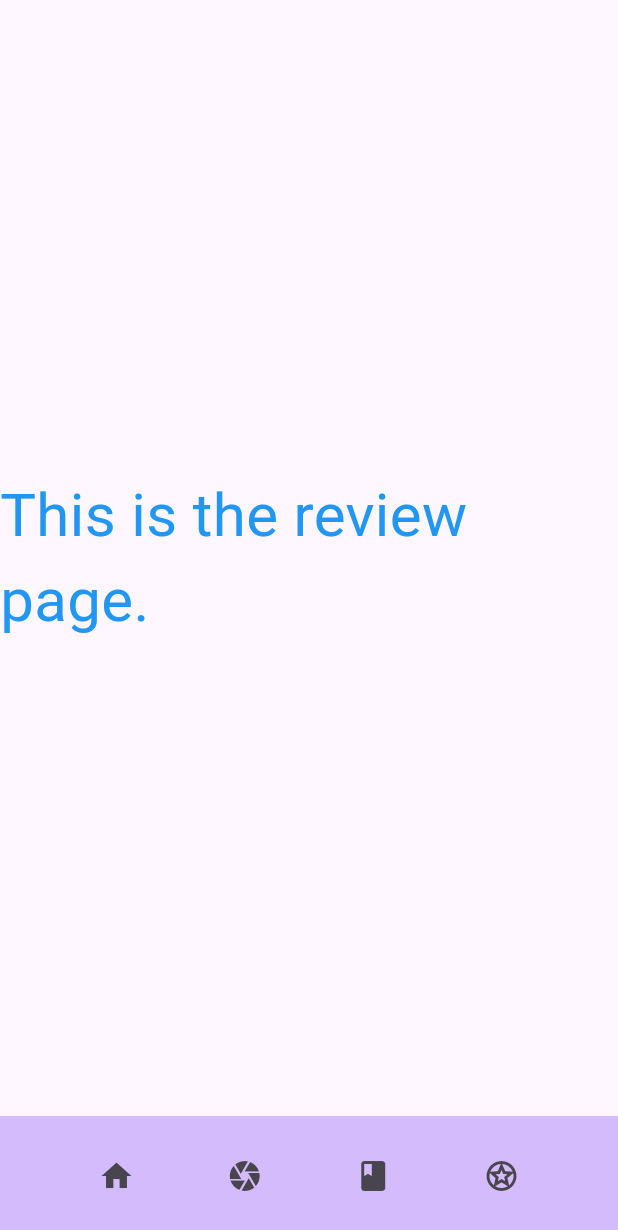
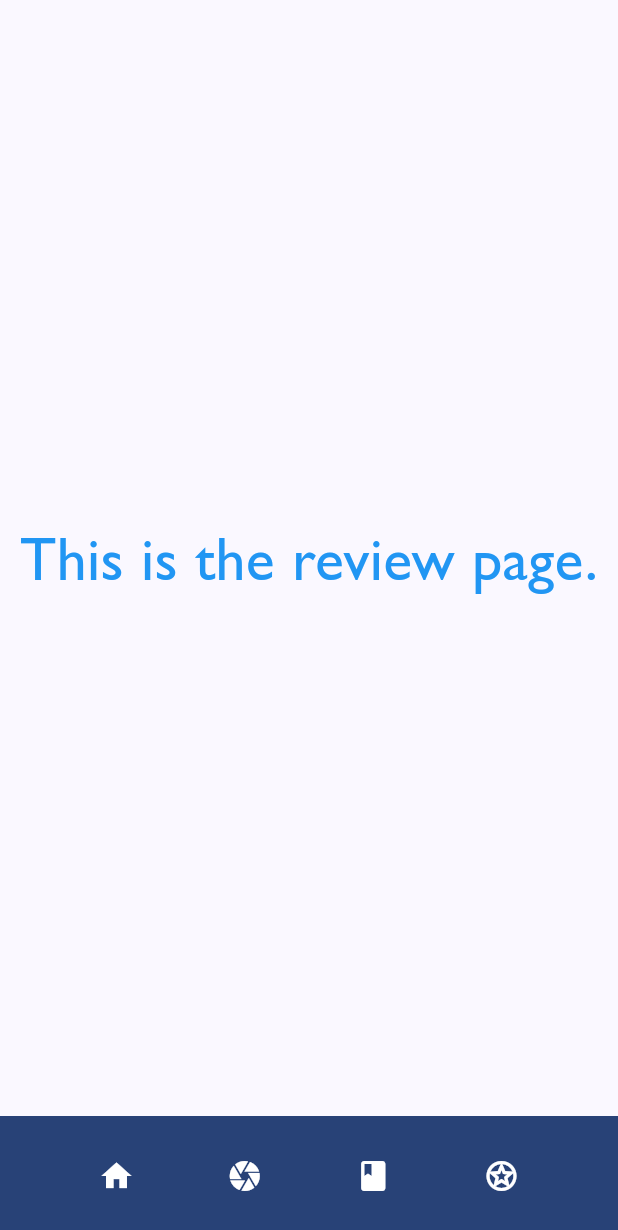
Before and after one commit to maartenwilloque/APFront, a Flutter app: the screen it shows after launch, after a tap on the "stars" icon, on a phone screen of 412 x 824 dp. Shown: the top 1230 px of the screen. Run offline on Flutter 3.47's test engine with Material 2 defaults, Android fonts, the phone set to English and light mode, and no system bars; our stand-ins replace camera; network calls fail.

Commit message:
styles done for now

```diff
--- a/ap_front/lib/app.dart
+++ b/ap_front/lib/app.dart
@@ -10,14 +10,20 @@ class MyApp extends StatelessWidget {
   // This widget is the root of your application.
   @override
   Widget build(BuildContext context) {
+    Color mainColor = const Color(0xFF284277);
+    Color backgroundColor = const Color(0xFFF1FAFE);
+
     return MaterialApp(
       debugShowCheckedModeBanner: false,
       title: 'AlbumOpedia',
       theme: ThemeData(
         colorScheme: ColorScheme.fromSeed(
-            seedColor: const Color.fromARGB(255, 21, 6, 46),
+          primary: mainColor,
+          seedColor: mainColor,
+          background: backgroundColor,
         ),
         useMaterial3: true,
+        textTheme: _getTextTheme(mainColor, backgroundColor),
       ),
       home: const MyHomePage(title: 'Flutter Album-Opedia'),
       routes: {
@@ -28,6 +34,59 @@ class MyApp extends StatelessWidget {
             ),
         '/home': (context) =>
             const MyHomePage(title: 'Flutter Album-Opedia Home '),
-        });
+      },
+    );
+  }
+
+  TextTheme _getTextTheme(Color mainColor, Color backGroundColor) {
+    TextTheme customTextTheme = TextTheme(
+      displayLarge: const TextStyle(
+        fontSize: 23,
+        fontFamily: "Gill Sans MT Bold",
+        color: Colors.white,
+      ),
+      displayMedium: const TextStyle(
+        fontSize: 21,
+        fontFamily: "Gill Sans MT Bold",
+        color: Colors.white,
+      ),
+      displaySmall: const TextStyle(
+        fontSize: 19,
+        fontWeight: FontWeight.bold,
+        color: Colors.white,
+      ),
+      headlineLarge: TextStyle(
+        fontSize: 23,
+        fontFamily: "Gill Sans MT Bold",
+        color: mainColor,
+      ),
+      headlineMedium: TextStyle(
+        fontSize: 21,
+        fontFamily: "Gill Sans MT Bold",
+        color: mainColor,
+      ),
+      headlineSmall: TextStyle(
+        fontSize: 19,
+        fontFamily: "Gill Sans MT Bold",
+        color: mainColor,
+      ),
+      bodyLarge: const TextStyle(
+        fontSize: 17,
+        fontFamily: "Gill Sans MT",
+        color: Colors.black,
+      ),
+      bodyMedium: const TextStyle(
+        fontSize: 15,
+        fontFamily: "Gill Sans MT",
+        color: Colors.black,
+      ),
+      bodySmall: const TextStyle(
+        fontSize: 13,
+        fontFamily: "Gill Sans MT",
+        color: Colors.black,
+      ),
+    );
+
+    return customTextTheme;
   }
 }
--- a/ap_front/lib/pages/home_page.dart
+++ b/ap_front/lib/pages/home_page.dart
@@ -3,6 +3,9 @@ import 'package:ap_front/apis/thumbnail_api.dart';
 import 'package:ap_front/models/album.dart';
 import 'package:ap_front/pages/details.dart';
 import 'package:ap_front/pages/shared/bottomnav.dart';
+import 'package:ap_front/widgets/albumcover.dart';
+import 'package:ap_front/widgets/albumdisplay.dart';
+import 'package:ap_front/widgets/titledisplay.dart';
 import 'package:flutter/material.dart';
 
 class MyHomePage extends StatefulWidget {
@@ -48,45 +51,65 @@ class _MyHomePageState extends State<MyHomePage> {
 
   @override
   Widget build(BuildContext context) {
+    TextTheme theme = Theme.of(context).textTheme;
+    ColorScheme scheme = Theme.of(context).colorScheme;
+    const double heightBetweenElements = 15;
+
     return Scaffold(
       appBar: AppBar(
-          backgroundColor: Theme.of(context).colorScheme.inversePrimary,
-          title: Text(widget.title),
+        backgroundColor: scheme.primary,
+        title: Text(
+          widget.title,
+          style: theme.displayLarge,
+        ),
+        toolbarHeight: 75,
+        iconTheme: const IconThemeData(
+          color: Colors.white,
+        ),
+        centerTitle: true,
       ),
       body: Center(
         child: Column(
           mainAxisAlignment: MainAxisAlignment.center,
           children: <Widget>[
-              const Text(
-                'Album of the day:',
-                style: TextStyle(fontSize: 30),
+            const TitleDisplayWidget(
+              title: 'Album of the Day',
             ),
-              Text(
-                album != null ? album!.title : '',
-                style: const TextStyle(fontSize: 24),
+            const SizedBox(
+              height: heightBetweenElements,
             ),
-              Text("by: ${album != null ? album!.band.name : ''}",
-                  style: const TextStyle(fontSize: 24)),
-              _isLoading
-                  ? const CircularProgressIndicator()
-                  : Image.network(_imageUrl),
+            AlbumCoverWidget(
+              imageUrl: _imageUrl,
+              isLoading: _isLoading,
+            ),
             const SizedBox(
-                height: 20,
+              height: heightBetweenElements,
+            ),
+            AlbumDisplayWidget(
+              album: album,
+            ),
+            const SizedBox(
+              height: heightBetweenElements,
             ),
             ElevatedButton(
               style: ElevatedButton.styleFrom(
-                      fixedSize: const Size(200, 40),
-                      backgroundColor:
-                          Theme.of(context).colorScheme.inversePrimary),
+                fixedSize: const Size(290, 50),
+                backgroundColor: scheme.primary,
+              ),
               onPressed: () {
                 if (album != null) {
                   _goToDetailPage(context, album!.albumId);
                 }
               },
-                  child: const Text('Details'))
+              child: Text(
+                'Details',
+                style: theme.displaySmall,
+              ),
+            ),
           ],
         ),
       ),
-        bottomNavigationBar: const MyBottomNavigation());
+      bottomNavigationBar: const MyBottomNavigation(),
+    );
   }
 }
--- a/ap_front/lib/pages/shared/bottomnav.dart
+++ b/ap_front/lib/pages/shared/bottomnav.dart
@@ -7,8 +7,10 @@ class MyBottomNavigation extends StatelessWidget {
 
   @override
   Widget build(BuildContext context) {
+    ColorScheme scheme = Theme.of(context).colorScheme;
+
     return BottomAppBar(
-        color: Theme.of(context).colorScheme.inversePrimary,
+        color: scheme.primary,
         child: Row(mainAxisAlignment: MainAxisAlignment.spaceEvenly, children: [
           IconButton(
             onPressed: () {
@@ -17,7 +19,10 @@ class MyBottomNavigation extends StatelessWidget {
                 Navigator.of(context).pushNamed('/home');
               }
             },
-            icon: const Icon(Icons.home),
+            icon: const Icon(
+              Icons.home,
+              color: Colors.white,
+            ),
           ),
           IconButton(
             onPressed: () {
@@ -25,7 +30,10 @@ class MyBottomNavigation extends StatelessWidget {
                 Navigator.of(context).pushNamed('/camera');
               }
             },
-            icon: const Icon(Icons.camera),
+            icon: const Icon(
+              Icons.camera,
+              color: Colors.white,
+            ),
           ),
           //open camera button
           IconButton(
@@ -34,7 +42,10 @@ class MyBottomNavigation extends StatelessWidget {
                 Navigator.of(context).pushNamed('/history');
               }
             },
-            icon: const Icon(Icons.book_rounded),
+            icon: const Icon(
+              Icons.book_rounded,
+              color: Colors.white,
+            ),
           ),
           IconButton(
             onPressed: () {
@@ -42,7 +53,10 @@ class MyBottomNavigation extends StatelessWidget {
                 Navigator.of(context).pushNamed('/review');
               }
             },
-            icon: const Icon(Icons.stars_outlined),
+            icon: const Icon(
+              Icons.stars_outlined,
+              color: Colors.white,
+            ),
           ),
         ]));
 
--- /dev/null
+++ b/ap_front/lib/widgets/albumcover.dart
@@ -0,0 +1,46 @@
+import 'package:flutter/material.dart';
+
+class AlbumCoverWidget extends StatelessWidget {
+  final String imageUrl;
+  final bool isLoading;
+
+  const AlbumCoverWidget({
+    Key? key,
+    required this.imageUrl,
+    required this.isLoading,
+  }) : super(key: key);
+
+  @override
+  Widget build(BuildContext context) {
+    Image image;
+    if (isLoading) {
+      image = Image.asset("assets/loading.gif");
+    } else {
+      image = Image.network(imageUrl);
+    }
+
+    return Container(
+      width: 290.0,
+      height: 290.0,
+      decoration: BoxDecoration(
+        shape: BoxShape.rectangle,
+        borderRadius: BorderRadius.circular(40),
+        border: Border.all(
+          color: Colors.black,
+          width: 8.0,
+        ),
+      ),
+      child: ClipRRect(
+        borderRadius:
+            BorderRadius.circular(32), // Adjust value to fit container's border
+        child: AspectRatio(
+          aspectRatio: 1,
+          child: FittedBox(
+            fit: BoxFit.cover,
+            child: image,
+          ),
+        ),
+      ),
+    );
+  }
+}
--- /dev/null
+++ b/ap_front/lib/widgets/albumdisplay.dart
@@ -0,0 +1,84 @@
+import 'package:ap_front/models/album.dart';
+import 'package:flutter/material.dart';
+
+class AlbumDisplayWidget extends StatelessWidget {
+  final Album? album;
+
+  const AlbumDisplayWidget({
+    Key? key,
+    required this.album,
+  }) : super(key: key);
+
+  @override
+  Widget build(BuildContext context) {
+    TextTheme theme = Theme.of(context).textTheme;
+    ColorScheme scheme = Theme.of(context).colorScheme;
+
+    // Text Style for Loading (maybe need to be moved so it can used everywhere)
+    const TextStyle loadingHeadline = TextStyle(
+      fontSize: 19,
+      fontFamily: "Gill Sans MT Bold",
+      color: Colors.grey,
+    );
+
+    const TextStyle loadingBody = TextStyle(
+      fontSize: 17,
+      fontFamily: "Gill Sans MT",
+      color: Colors.grey,
+    );
+
+    late Text albumName;
+    late Text bandName;
+
+    if (album != null) {
+      albumName = Text(
+        album!.title,
+        style: theme.headlineSmall,
+      );
+
+      bandName = Text(
+        album!.band.name,
+        style: theme.bodyLarge,
+      );
+    } else {
+      albumName = const Text(
+        'loading album...',
+        style: loadingHeadline,
+      );
+
+      bandName = const Text(
+        'loading band...',
+        style: loadingBody,
+      );
+    }
+
+    return Container(
+      width: 290.0,
+      decoration: BoxDecoration(
+        shape: BoxShape.rectangle,
+        borderRadius: BorderRadius.circular(13),
+        border: Border.all(
+          color: scheme.primary,
+          width: 0.5,
+        ),
+        color: scheme.background,
+      ),
+      child: Column(
+        children: <Widget>[
+          const SizedBox(
+            height: 10,
+          ),
+          Center(
+            child: albumName,
+          ),
+          Center(
+            child: bandName,
+          ),
+          const SizedBox(
+            height: 10,
+          ),
+        ],
+      ),
+    );
+  }
+}
--- /dev/null
+++ b/ap_front/lib/widgets/titledisplay.dart
@@ -0,0 +1,29 @@
+import 'package:flutter/material.dart';
+
+class TitleDisplayWidget extends StatelessWidget {
+  final String title;
+
+  const TitleDisplayWidget({
+    Key? key,
+    required this.title,
+  }) : super(key: key);
+
+  @override
+  Widget build(BuildContext context) {
+    TextTheme theme = Theme.of(context).textTheme;
+    ColorScheme scheme = Theme.of(context).colorScheme;
+
+    return Container(
+      width: 290.0,
+      height: 50.0,
+      decoration: BoxDecoration(
+        shape: BoxShape.rectangle,
+        borderRadius: BorderRadius.circular(12),
+        color: scheme.primary,
+      ),
+      child: Center(
+        child: Text(title, style: theme.displaySmall),
+      ),
+    );
+  }
+}
```
Also changed, not shown: ap_front/pubspec.yaml (+18 -14 lines), ap_front/assets/loading.gif (added), ap_front/fonts/GILBI___.TTF (added), ap_front/fonts/GILB____.TTF (added), ap_front/fonts/GILC____.TTF (added), ap_front/fonts/GILI____.TTF (added), ap_front/fonts/GIL_____.TTF (added). Lines whose indentation alone changed are shown as unchanged.
